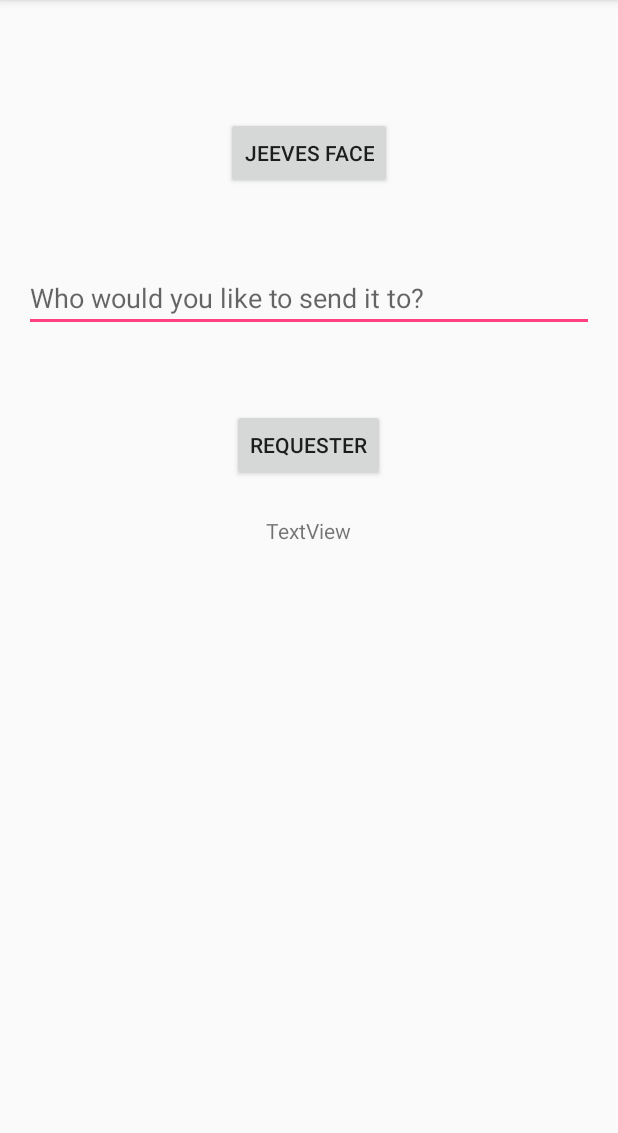
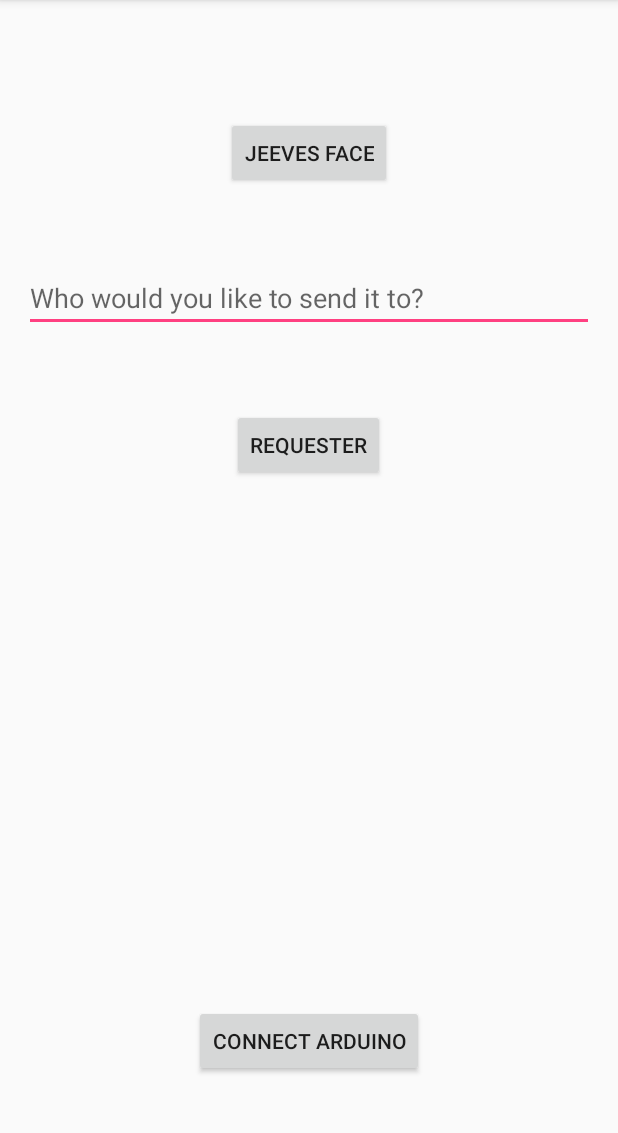
Before and after one commit to BenAllenUK/JeevesBotApp, an Android app: the screen it shows after launch (MainActivity), on a phone screen of 412 x 824 dp, the part 84-1217 px from its top. Run offline under Robolectric (Android 15) with nearby library versions, the phone set to English and light mode, and no system bars; libraries missing offline, so code that uses them is left out: com.koushikdutta.async, org.altbeacon.beacon; 6 statements that could not run were skipped.

Commit message:
Added Arduino BT Interface

```diff
--- a/app/src/main/java/info/benallen/jeeves/jeevescontroller/MainActivity.java
+++ b/app/src/main/java/info/benallen/jeeves/jeevescontroller/MainActivity.java
@@ -1,10 +1,10 @@
 package info.benallen.jeeves.jeevescontroller;
 
 import android.content.Intent;
+import android.os.Bundle;
 import android.os.Handler;
 import android.os.RemoteException;
 import android.support.v7.app.AppCompatActivity;
-import android.os.Bundle;
 import android.util.Log;
 import android.view.View;
 import android.widget.Button;
@@ -23,9 +23,7 @@ import org.altbeacon.beacon.Region;
 import org.altbeacon.beacon.service.ArmaRssiFilter;
 import org.altbeacon.beacon.service.RunningAverageRssiFilter;
 
-import java.text.DecimalFormat;
-import java.text.NumberFormat;
-import java.util.HashMap;
+import java.io.IOException;
 import java.util.LinkedList;
 import java.util.List;
 import java.util.Map;
@@ -109,7 +107,7 @@ public class MainActivity extends AppCompatActivity implements BeaconConsumer {
             }
         });
 
-        Button requestBtn = (Button) findViewById(R.id.requestBtn);
+        Button requestBtn = (Button) findViewById(R.id.ardBtn);
         requestBtn.setOnClickListener(new View.OnClickListener() {
             @Override
             public void onClick(View v) {
@@ -127,6 +125,27 @@ public class MainActivity extends AppCompatActivity implements BeaconConsumer {
                         Toast.makeText(MainActivity.this, "Failed to send", Toast.LENGTH_SHORT).show();
                     }
                 });
+            }
+        });
+
+        Button ardButton = (Button) findViewById(R.id.ardBtn);
+        ardButton.setOnClickListener(new View.OnClickListener() {
+            @Override
+            public void onClick(View v) {
+                Arduino myLittleArduino = new Arduino();
+
+                myLittleArduino.findBT();
+                try {
+                    myLittleArduino.openBT();
+                } catch (IOException e) {
+                    e.printStackTrace();
+                }
+                try {
+                    myLittleArduino.sendData("testing");
+                } catch (IOException e) {
+                    e.printStackTrace();
+                }
+
             }
         });
     }
@@ -212,4 +231,6 @@ public class MainActivity extends AppCompatActivity implements BeaconConsumer {
 
         mBluetoothHandler.destroy(this);
     }
+
+
 }
--- a/app/src/main/res/layout/activity_main.xml
+++ b/app/src/main/res/layout/activity_main.xml
@@ -9,15 +9,6 @@
     android:paddingRight="@dimen/activity_horizontal_margin"
     android:paddingTop="@dimen/activity_vertical_margin"
     tools:context="info.benallen.jeeves.jeevescontroller.MainActivity">
-
-    <Button
-        android:text="Requester"
-        android:layout_width="wrap_content"
-        android:layout_height="wrap_content"
-        android:layout_marginTop="51dp"
-        android:id="@+id/requestBtn"
-        android:layout_below="@+id/destinationText"
-        android:layout_centerHorizontal="true" />
 
     <Button
         android:text="Jeeves Face"
@@ -44,8 +35,26 @@
         android:text="TextView"
         android:layout_width="wrap_content"
         android:layout_height="wrap_content"
-        android:layout_below="@+id/requestBtn"
+        android:layout_below="@+id/ardBtn"
         android:layout_centerHorizontal="true"
         android:layout_marginTop="23dp"
         android:id="@+id/debugText" />
+
+    <Button
+        android:text="Requester"
+        android:layout_width="wrap_content"
+        android:layout_height="wrap_content"
+        android:layout_marginTop="51dp"
+        android:id="@+id/button"
+        android:layout_below="@+id/destinationText"
+        android:layout_centerHorizontal="true" />
+
+    <Button
+        android:text="Connect Arduino"
+        android:layout_width="wrap_content"
+        android:layout_height="wrap_content"
+        android:id="@+id/ardBtn"
+        android:layout_alignParentBottom="true"
+        android:layout_centerHorizontal="true"
+        android:layout_marginBottom="34dp" />
 </RelativeLayout>
```
Also changed, not shown: app/src/main/java/info/benallen/jeeves/jeevescontroller/Arduino.java (added, +79 -0 lines).
